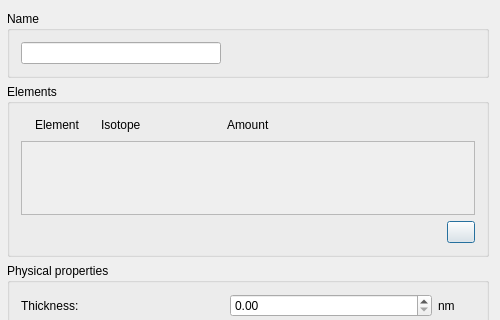
Before: the Qt Designer form ui_files/ui_layer_dialog.ui in JYU-IBA/potku, drawn with Qt 5; both pictures show x 0 to 500 and y 0 to 320 of the 500 by 472 pixel window.
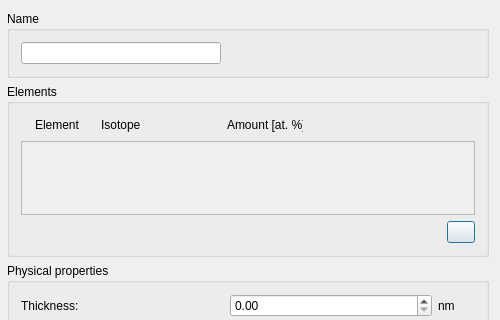
After: the same form once the commit is applied. Icons and pictures are not drawn.

Commit message: Added [at. %] to "amount" in layer properties

The edit to the form file:
```diff
--- a/ui_files/ui_layer_dialog.ui
+++ b/ui_files/ui_layer_dialog.ui
@@ -124,7 +124,7 @@
            </size>
           </property>
           <property name="text">
-           <string>Amount</string>
+           <string>Amount [at. %]</string>
           </property>
          </widget>
         </item>
```
